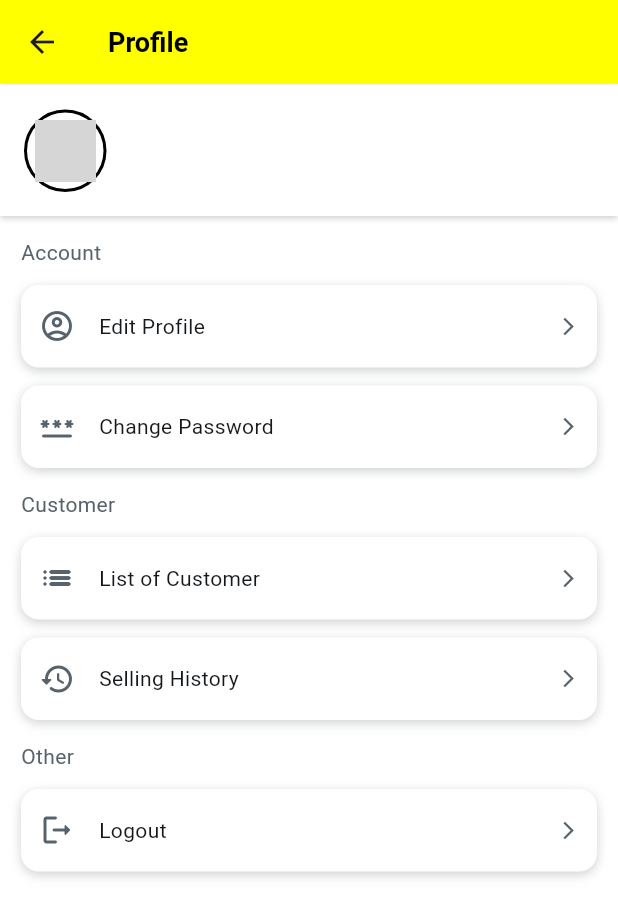
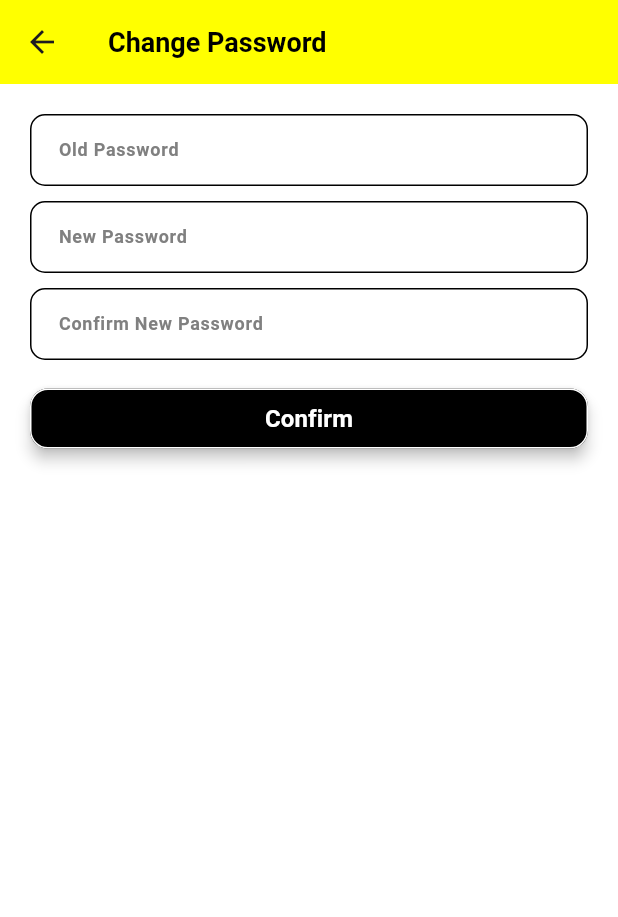
Before and after one commit to HKLin0619/COURTS-Ecommerce-Mobile-Application, a Flutter app: the AdminProfileScreen screen opened by its route, after a tap on "Change Password", on a phone screen of 412 x 824 dp. Shown: the top 917 px of the screen. Run offline on Flutter 3.47's test engine with Material 3 defaults, Android fonts, the phone set to English and light mode, and no system bars; our stand-ins replace flutter_dotenv, fluttertoast, image_picker; accounts and stored records are empty; network calls fail; Roboto replaces fonts that are missing (Plus Jakarta Sans); grey boxes are pictures that could not be loaded.

Commit message:
change password done

```diff
--- a/lib/screens/admin_profile_screen.dart
+++ b/lib/screens/admin_profile_screen.dart
@@ -1,5 +1,6 @@
 import 'package:courts_ecommerce/providers/user_provider.dart';
 import 'package:courts_ecommerce/screens/admin_screen.dart';
+import 'package:courts_ecommerce/screens/change_password_screen.dart';
 import 'package:courts_ecommerce/screens/edit_profile_screen.dart';
 import 'package:courts_ecommerce/screens/login_screen.dart';
 import 'package:flutter/material.dart';
@@ -219,7 +220,10 @@ class _adminProfileScreenPageState extends State<AdminProfileScreen> {
                                 padding: EdgeInsetsDirectional.fromSTEB(14, 12, 14, 0),
                                 child: InkWell(
                                   onTap: () {
-                                    // Navigator.pushNamed(context, '/adminProfile');
+                                    Navigator.push(
+                                      context,
+                                      MaterialPageRoute(builder: (context) => ChangePasswordScreen(userID: user.userID)),
+                                    );
                                   },
                                   child: Container(
                                     width: double.infinity,
--- /dev/null
+++ b/lib/screens/change_password_screen.dart
@@ -0,0 +1,355 @@
+import 'package:courts_ecommerce/providers/user_provider.dart';
+import 'package:courts_ecommerce/services/auth_service.dart';
+import 'package:flutter/material.dart';
+import 'package:provider/provider.dart';
+
+class ChangePasswordScreen extends StatefulWidget {
+
+  final String userID;
+  const ChangePasswordScreen({Key? key, required this.userID}) : super(key: key);
+
+  @override
+  _changePasswordScreenScreenState createState() => _changePasswordScreenScreenState();
+}
+
+class _changePasswordScreenScreenState extends State<ChangePasswordScreen> {
+
+  AuthService _authService = AuthService();
+
+  final TextEditingController _userOldPasswordController = TextEditingController();
+  final TextEditingController _userNewPasswordController = TextEditingController();
+  final TextEditingController _userConfirmNewPasswordController = TextEditingController();
+
+  @override
+  Widget build(BuildContext context) {
+    return GestureDetector(
+      child: Scaffold(
+        backgroundColor: Colors.white,
+        appBar: AppBar(
+          backgroundColor: Colors.yellowAccent,
+          title: Text(
+            'Change Password',
+            style: TextStyle(
+              fontFamily: 'Plus Jakarta Sans',
+              fontWeight: FontWeight.w600,
+              fontSize: 18,
+              color: Colors.black, // Use theme color
+            ),
+          ),
+        ),
+        body: SafeArea(
+          top: true,
+          child: Padding(
+            padding: EdgeInsetsDirectional.fromSTEB(10, 10, 10, 0),
+            child: SingleChildScrollView(
+              child: Column(
+                mainAxisSize: MainAxisSize.max,
+                crossAxisAlignment: CrossAxisAlignment.start,
+                children: [
+                  Column(
+                    mainAxisSize: MainAxisSize.max,
+                    mainAxisAlignment: MainAxisAlignment.start,
+                    crossAxisAlignment: CrossAxisAlignment.center,
+                    children: [
+                      Padding(
+                        padding: EdgeInsetsDirectional.fromSTEB(10, 10, 10, 10),
+                        child: Container(
+                          width: MediaQuery.sizeOf(context).width,
+                          child: TextFormField(
+                            controller: _userOldPasswordController,
+                            autofocus: false,
+                            obscureText: false,
+                            decoration: InputDecoration(
+                              labelText: 'Old Password',
+                              labelStyle: TextStyle(
+                                fontFamily: 'Plus Jakarta Sans',
+                                color: Color(0xFF808080),
+                                fontSize: 12,
+                                fontWeight: FontWeight.w600,
+                              ),
+                              alignLabelWithHint: false,
+                              enabledBorder: OutlineInputBorder(
+                                borderSide: BorderSide(
+                                  color: Colors.black,
+                                  width: 1,
+                                ),
+                                borderRadius: BorderRadius.circular(10),
+                              ),
+                              focusedBorder: OutlineInputBorder(
+                                borderSide: BorderSide(
+                                  color: Color(0xFF4B39EF),
+                                  width: 1,
+                                ),
+                                borderRadius: BorderRadius.circular(10),
+                              ),
+                              errorBorder: OutlineInputBorder(
+                                borderSide: BorderSide(
+                                  color: Color(0xFFFF5963),
+                                  width: 1,
+                                ),
+                                borderRadius: BorderRadius.circular(10),
+                              ),
+                              focusedErrorBorder: OutlineInputBorder(
+                                borderSide: BorderSide(
+                                  color: Color(0xFFFF5963),
+                                  width: 1,
+                                ),
+                                borderRadius: BorderRadius.circular(10),
+                              ),
+                              contentPadding:
+                              EdgeInsetsDirectional.fromSTEB(15, 0, 0, 0),
+                            ),
+                            style: TextStyle(
+                              fontFamily: 'Plus Jakarta Sans',
+                              color: Colors.black,
+                              fontSize: 12,
+                              fontWeight: FontWeight.w500,
+                            ),
+                            cursorColor: Colors.black,
+                            keyboardType: TextInputType.text,
+                          ),
+                        ),
+                      ),
+                      Padding(
+                        padding: EdgeInsetsDirectional.fromSTEB(10, 0, 10, 10),
+                        child: Container(
+                          width: MediaQuery.sizeOf(context).width,
+                          child: TextFormField(
+                            controller: _userNewPasswordController,
+                            autofocus: false,
+                            obscureText: false,
+                            decoration: InputDecoration(
+                              labelText: 'New Password',
+                              labelStyle: TextStyle(
+                                fontFamily: 'Plus Jakarta Sans',
+                                color: Color(0xFF808080),
+                                fontSize: 12,
+                                fontWeight: FontWeight.w600,
+                              ),
+                              alignLabelWithHint: false,
+                              enabledBorder: OutlineInputBorder(
+                                borderSide: BorderSide(
+                                  color: Colors.black,
+                                  width: 1,
+                                ),
+                                borderRadius: BorderRadius.circular(10),
+                              ),
+                              focusedBorder: OutlineInputBorder(
+                                borderSide: BorderSide(
+                                  color: Color(0xFF4B39EF),
+                                  width: 1,
+                                ),
+                                borderRadius: BorderRadius.circular(10),
+                              ),
+                              errorBorder: OutlineInputBorder(
+                                borderSide: BorderSide(
+                                  color: Color(0xFFFF5963),
+                                  width: 1,
+                                ),
+                                borderRadius: BorderRadius.circular(10),
+                              ),
+                              focusedErrorBorder: OutlineInputBorder(
+                                borderSide: BorderSide(
+                                  color: Color(0xFFFF5963),
+                                  width: 1,
+                                ),
+                                borderRadius: BorderRadius.circular(10),
+                              ),
+                              contentPadding:
+                              EdgeInsetsDirectional.fromSTEB(15, 0, 0, 0),
+                            ),
+                            style: TextStyle(
+                              fontFamily: 'Plus Jakarta Sans',
+                              color: Colors.black,
+                              fontSize: 12,
+                              fontWeight: FontWeight.w500,
+                            ),
+                            cursorColor: Colors.black,
+                            keyboardType: TextInputType.text,
+                          ),
+                        ),
+                      ),
+                      Padding(
+                        padding: EdgeInsetsDirectional.fromSTEB(10, 0, 10, 10),
+                        child: Container(
+                          width: MediaQuery.sizeOf(context).width,
+                          child: TextFormField(
+                            controller: _userConfirmNewPasswordController,
+                            autofocus: false,
+                            obscureText: false,
+                            decoration: InputDecoration(
+                              labelText: 'Confirm New Password',
+                              labelStyle: TextStyle(
+                                fontFamily: 'Plus Jakarta Sans',
+                                color: Color(0xFF808080),
+                                fontSize: 12,
+                                fontWeight: FontWeight.w600,
+                              ),
+                              alignLabelWithHint: false,
+                              enabledBorder: OutlineInputBorder(
+                                borderSide: BorderSide(
+                                  color: Colors.black,
+                                  width: 1,
+                                ),
+                                borderRadius: BorderRadius.circular(10),
+                              ),
+                              focusedBorder: OutlineInputBorder(
+                                borderSide: BorderSide(
+                                  color: Color(0xFF4B39EF),
+                                  width: 1,
+                                ),
+                                borderRadius: BorderRadius.circular(10),
+                              ),
+                              errorBorder: OutlineInputBorder(
+                                borderSide: BorderSide(
+                                  color: Color(0xFFFF5963),
+                                  width: 1,
+                                ),
+                                borderRadius: BorderRadius.circular(10),
+                              ),
+                              focusedErrorBorder: OutlineInputBorder(
+                                borderSide: BorderSide(
+                                  color: Color(0xFFFF5963),
+                                  width: 1,
+                                ),
+                                borderRadius: BorderRadius.circular(10),
+                              ),
+                              contentPadding: EdgeInsetsDirectional.fromSTEB(15, 0, 0, 0),
+                            ),
+                            style: TextStyle(
+                              fontFamily: 'Plus Jakarta Sans',
+                              color: Colors.black,
+                              fontSize: 12,
+                              fontWeight: FontWeight.w500,
+                            ),
+                            cursorColor: Colors.black,
+                            keyboardType: TextInputType.number,
+                          ),
+                        ),
+                      ),
+                    ],
+                  ),
+                  Padding(
+                    padding: EdgeInsetsDirectional.fromSTEB(10, 5, 10, 15),
+                    child: ElevatedButton(
+                      onPressed: () async {
+                        try {
+                          bool success = await _authService.changePassword(
+                            userID: widget.userID,
+                            userOldPasswordController: _userOldPasswordController,
+                            userNewPasswordController: _userNewPasswordController,
+                            userConfirmNewPasswordController: _userConfirmNewPasswordController,
+                          );
+                          if (success) {
+                            showDialog(
+                              context: context,
+                              builder: (BuildContext context) {
+                                return AlertDialog(
+                                  backgroundColor: Colors.white,
+                                  content: Column(
+                                    mainAxisSize: MainAxisSize.min,
+                                    children: [
+                                      Center(
+                                        child: Icon(
+                                          Icons.done,
+                                          color: Colors.lightGreenAccent,
+                                          size: 60,
+                                        ),
+                                      ),
+                                      Padding(
+                                        padding: EdgeInsetsDirectional.fromSTEB(15, 10, 0, 0),
+                                        child: Center(
+                                          child: Text(
+                                            'Successfully!',
+                                            textAlign: TextAlign.center,
+                                            style: TextStyle(
+                                              fontFamily: 'Plus Jakarta Sans',
+                                              color: Colors.black,
+                                              fontSize: 20,
+                                              fontWeight: FontWeight.w600,
+                                            ),
+                                          ),
+                                        ),
+                                      ),
+                                    ],
+                                  ),
+                                  actions: <Widget>[
+                                    Center(
+                                      child: TextButton(
+                                        onPressed: () {
+                                          Navigator.pushReplacementNamed(
+                                            context,
+                                            '/adminProfile',
+                                          );
+                                        },
+                                        child: Text('OK'),
+                                      ),
+                                    ),
+                                  ],
+                                );
+                              },
+                            );
+                          }
+                        } catch (e) {
+                          if (e.toString().contains('Failed to change password: Incorrect Old Password')) {
+
+                            _userOldPasswordController.clear();
+                            _userNewPasswordController.clear();
+                            _userConfirmNewPasswordController.clear();
+
+                          } else if (e.toString().contains('Failed to change password: Invalid Password')) {
+
+                            _userOldPasswordController.clear();
+                            _userNewPasswordController.clear();
+                            _userConfirmNewPasswordController.clear();
+
+                          } else if (e.toString().contains('Failed to change password: Incorrect New Password')) {
+
+                            _userOldPasswordController.clear();
+                            _userNewPasswordController.clear();
+                            _userConfirmNewPasswordController.clear();
+
+                          }else {
+
+                            print("Error occurred: $e");
+
+                          }
+                        }
+                      },
+                      style: ElevatedButton.styleFrom(
+                        backgroundColor: Colors.black,
+                        elevation: 4,
+                        side: BorderSide(
+                          color: Colors.white,
+                          width: 1,
+                        ),
+                        padding: EdgeInsets.all(0),
+                        shape: RoundedRectangleBorder(
+                          borderRadius: BorderRadius.circular(12),
+                        ),
+                      ),
+                      child: Row(
+                        mainAxisAlignment: MainAxisAlignment.center,
+                        children: [
+                          Text(
+                            'Confirm',
+                            style: TextStyle(
+                              fontFamily: 'Plus Jakarta Sans',
+                              color: Colors.white,
+                              fontSize: 16,
+                              fontWeight: FontWeight.w600,
+                            ),
+                          ),
+                        ],
+                      ),
+                    ),
+                  ),
+                ],
+              ),
+            ),
+          ),
+        ),
+      ),
+    );
+  }
+}
--- a/lib/screens/edit_product_screen.dart
+++ b/lib/screens/edit_product_screen.dart
@@ -577,7 +577,7 @@ class _editProductScreenState extends State<EditProductScreen> {
                                     Center(
                                       child: TextButton(
                                         onPressed: () {
-                                          Navigator.pushNamed(
+                                          Navigator.pushReplacementNamed(
                                             context,
                                             '/home',
                                             arguments: '${user.username}',
```
Also changed, not shown: lib/screens/add_product_screen.dart (+1 -6 lines), lib/services/auth_service.dart (+76 -49 lines), 1 other file.
